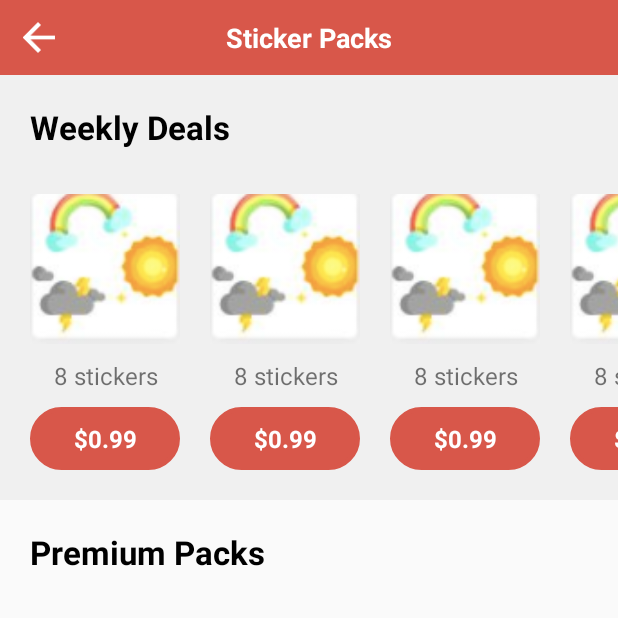
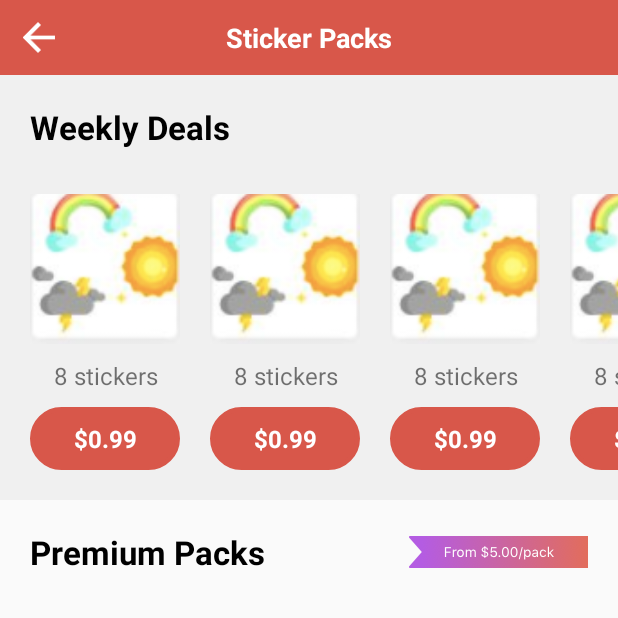
Before and after one commit to prateekdroid08/stickerstore, an Android app: the screen it shows after launch (MainActivity), on a phone screen of 412 x 824 dp, the top half of it. Run offline under Robolectric (Android 15) with nearby library versions, the phone set to English and light mode, and no system bars; our stand-ins replace ButterKnife; 4 statements that could not run were skipped.

Commit message:
added changes

```diff
--- a/app/src/main/res/layout/activity_main.xml
+++ b/app/src/main/res/layout/activity_main.xml
@@ -82,6 +82,14 @@
                         android:textSize="@dimen/text_22sp"
                         android:textStyle="bold" />
 
+                    <ImageView
+                        android:layout_width="wrap_content"
+                        android:layout_height="wrap_content"
+                        android:src="@drawable/banner"
+                        android:layout_marginRight="@dimen/margin_20dp"
+                        android:layout_centerInParent="true"
+                        android:layout_alignParentRight="true"/>
+
                 </RelativeLayout>
 
                 <android.support.v7.widget.RecyclerView
--- a/app/src/main/res/values/colors.xml
+++ b/app/src/main/res/values/colors.xml
@@ -1,6 +1,6 @@
 <?xml version="1.0" encoding="utf-8"?>
 <resources>
-    <color name="colorPrimary">#3F51B5</color>
-    <color name="colorPrimaryDark">#303F9F</color>
-    <color name="colorAccent">#FF4081</color>
+    <color name="colorPrimary">#D8574A</color>
+    <color name="colorPrimaryDark">#D8574A</color>
+    <color name="colorAccent">#D8574A</color>
 </resources>
```
Also changed, not shown: app/src/main/res/drawable-nodpi/banner.png (added).
